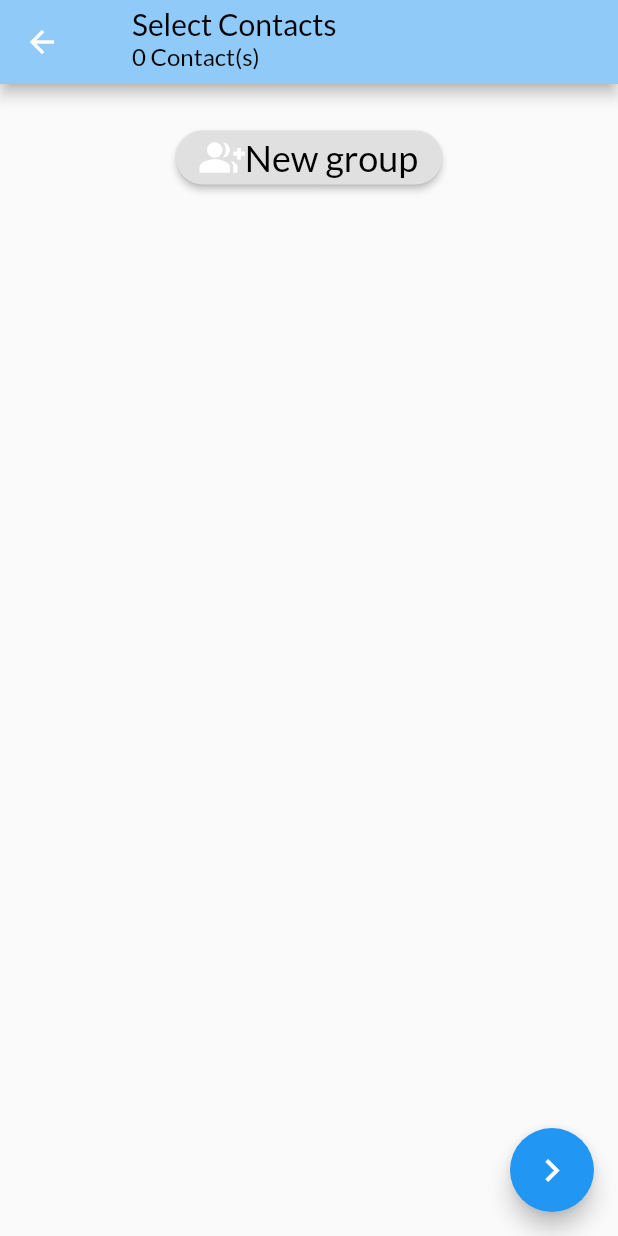
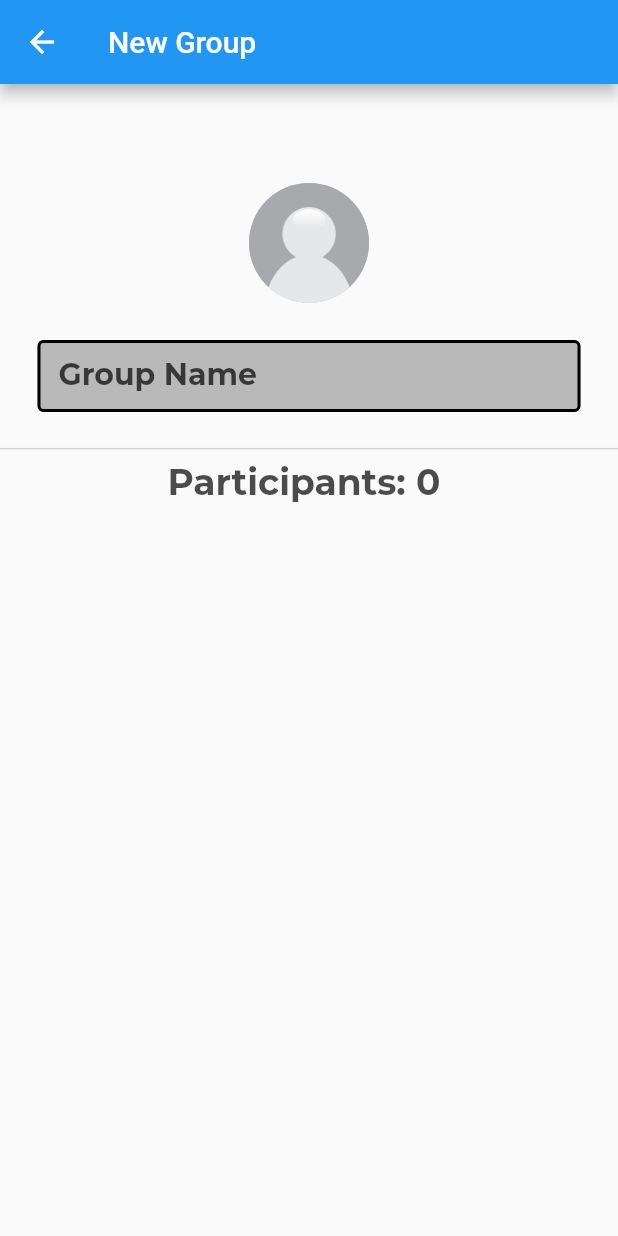
Before and after one commit to Varija-Doshi/ChatApp-, a Flutter app: the ContactsPage screen opened directly, after a tap on the "navigate next" icon, on a phone screen of 412 x 824 dp. Run offline on Flutter 3.47's test engine with Material 2 defaults, Android fonts, the phone set to English and light mode, and no system bars; our stand-ins replace contacts_service, firebase_auth, firebase_core, flutter_svg, google_fonts, image_picker and 3 more; accounts and stored records are empty.

Commit message:
New Group - 01-05-2021

```diff
--- a/lib/notes.txt
+++ b/lib/notes.txt
@@ -2,6 +2,7 @@ Varija
 - Dark mode (button like telegram) {Left/Bottom arguments remove karne pe it works}
 - Log out
 - validators for phone number text field
+- Add the search contact txt field
 
 Future plans:
 - Self messaging
--- a/lib/screens/contacts_page.dart
+++ b/lib/screens/contacts_page.dart
@@ -1,6 +1,7 @@
 import 'package:flutter/material.dart';
 import 'package:contacts_service/contacts_service.dart';
 import 'package:google_fonts/google_fonts.dart';
+import 'package:ChatApp/screens/newgroup.dart';
 
 // the list tiles are not having a rounded shape
 class ContactsPage extends StatefulWidget {
@@ -194,7 +195,13 @@ class _ContactsPageState extends State<ContactsPage> {
   Widget build(BuildContext context) {
     return Scaffold(
       floatingActionButton: FloatingActionButton(
-        onPressed: () {},
+        onPressed: () {
+          Navigator.push(
+                  context,
+                  MaterialPageRoute(
+                      builder: (context) =>
+                          NewGroup(_selectedContacts)));
+        },
         child: Icon(Icons.navigate_next, size: 30, color: Colors.white),
       ),
       appBar: AppBar(
--- /dev/null
+++ b/lib/screens/newgroup.dart
@@ -0,0 +1,218 @@
+import 'package:flutter/material.dart';
+import 'package:contacts_service/contacts_service.dart';
+import 'package:google_fonts/google_fonts.dart';
+import 'package:flutter_svg/flutter_svg.dart';
+import 'package:image_picker/image_picker.dart';
+import 'dart:io' as drt;
+
+class NewGroup extends StatefulWidget {
+  final List<Contact> selectedContacts;
+  NewGroup(this.selectedContacts);
+  @override
+  State<StatefulWidget> createState() => _NewGroupState();
+}
+
+class _NewGroupState extends State<NewGroup> {
+  final TextEditingController _grpNameController = TextEditingController();
+  static drt.File _image;
+  static var image;
+  bool imagetype;
+
+  Future _getImage() async {
+    if (imagetype)
+      image = await ImagePicker.pickImage(source: ImageSource.camera);
+    else
+      image = await ImagePicker.pickImage(source: ImageSource.gallery);
+    setState(() {
+      if (image != null) {
+        _image = image;
+      }
+    });
+  }
+
+  Future<void> openPhotoDialog() async {
+    return showDialog(
+      barrierDismissible: true,
+      context: context,
+      builder: (_) {
+        return AlertDialog(
+          title: Text("Choose",
+              textAlign: TextAlign.center,
+              style: GoogleFonts.roboto(
+                  fontSize: 24,
+                  fontWeight: FontWeight.bold,
+                  color: Colors.black)),
+          content: Row(
+              mainAxisAlignment: MainAxisAlignment.spaceEvenly,
+              children: <Widget>[
+                Column(
+                  mainAxisSize: MainAxisSize.min,
+                  children: [
+                    IconButton(
+                      iconSize: 40,
+                      icon: Icon(Icons.camera_alt),
+                      onPressed: () {
+                        setState(() {
+                          imagetype = true;
+                        });
+                        Navigator.of(context).pop();
+                        _getImage();
+                      },
+                      tooltip: "Camera",
+                    ),
+                    Text("Camera",
+                        style: GoogleFonts.roboto(
+                            fontSize: 24,
+                            fontWeight: FontWeight.bold,
+                            color: Colors.black)),
+                  ],
+                ),
+                Column(
+                  mainAxisSize: MainAxisSize.min,
+                  children: [
+                    IconButton(
+                      iconSize: 40,
+                      icon: Icon(Icons.photo),
+                      onPressed: () {
+                        setState(() {
+                          imagetype = false;
+                        });
+                        Navigator.of(context).pop();
+                        _getImage();
+                      },
+                      tooltip: "Gallery",
+                    ),
+                    Text("Gallery",
+                        style: GoogleFonts.roboto(
+                            fontSize: 24,
+                            fontWeight: FontWeight.bold,
+                            color: Colors.black)),
+                  ],
+                ),
+              ]),
+        );
+      },
+    );
+  }
+
+  Widget listView() {
+    return ListView.builder(
+      shrinkWrap: true,
+      itemCount: widget.selectedContacts.length,
+      itemBuilder: (context, i) {
+        return widget.selectedContacts[i].avatar != null &&
+                widget.selectedContacts[i].avatar.isNotEmpty
+            ? Row(
+                children: <Widget>[
+                  Column(
+                    children: <Widget>[
+                      CircleAvatar(
+                        backgroundImage:
+                            MemoryImage(widget.selectedContacts[i].avatar),
+                      ),
+                      Text(widget.selectedContacts[i].displayName),
+                    ],
+                  ),
+                  SizedBox(width: 10),
+                ],
+              )
+            : Row(
+                children: <Widget>[
+                  Column(
+                    children: <Widget>[
+                      CircleAvatar(
+                        child: Text(widget.selectedContacts[i].initials(),
+                            style: TextStyle(color: Colors.white)),
+                        backgroundColor: Theme.of(context).accentColor,
+                      ),
+                      Text(widget.selectedContacts[i].displayName),
+                    ],
+                  ),
+                  SizedBox(width: 10),
+                ],
+              );
+      },
+    );
+  }
+
+  @override
+  Widget build(BuildContext context) {
+    return Scaffold(
+      appBar: AppBar(
+        title: Text("New Group"),
+      ),
+      body: Column(
+        crossAxisAlignment: CrossAxisAlignment.center,
+        children: <Widget>[
+          SizedBox(
+            height: MediaQuery.of(context).size.height * 0.08,
+          ),
+          GestureDetector(
+            onTap: () {
+              openPhotoDialog();
+            },
+            child: CircleAvatar(
+              radius: 40,
+              backgroundColor: Colors.grey[400],
+              backgroundImage: _image == null
+                  ? AssetImage('Assets/Images/30916342.jpg')
+                  : image,
+            ),
+          ),
+          SizedBox(
+            height: MediaQuery.of(context).size.height * 0.03,
+          ),
+          SizedBox(
+            width: MediaQuery.of(context).size.width - 50,
+            child: TextField(
+              style: GoogleFonts.roboto(
+                fontSize: 24,
+                fontWeight: FontWeight.bold,
+                color: Colors.black,
+              ),
+              controller: _grpNameController,
+              decoration: InputDecoration(
+                labelStyle: GoogleFonts.montserrat(
+                  color: Colors.black.withOpacity(0.7),
+                  fontWeight: FontWeight.bold,
+                  fontSize: 20,
+                ),
+                border: UnderlineInputBorder(borderSide: BorderSide.none),
+                labelText: "Group Name",
+                floatingLabelBehavior: FloatingLabelBehavior.auto,
+                filled: true,
+                enabled: true,
+                focusedBorder: OutlineInputBorder(
+                    borderSide: BorderSide(color: Colors.black, width: 2.0)),
+                fillColor: Colors.grey.withOpacity(0.7),
+                enabledBorder: OutlineInputBorder(
+                    borderSide: BorderSide(color: Colors.black, width: 2.0)),
+                contentPadding:
+                    const EdgeInsets.only(left: 14.0, bottom: 10.0, top: 10.0),
+              ),
+            ),
+          ),
+          SizedBox(
+            height: MediaQuery.of(context).size.height * 0.02,
+          ),
+          Divider(
+            color: Colors.grey[350],
+            thickness: 1.0,
+          ),
+          Text(
+            "Participants: ${widget.selectedContacts.length} ",
+            style: GoogleFonts.montserrat(
+              color: Colors.black.withOpacity(0.7),
+              fontWeight: FontWeight.bold,
+              fontSize: 24,
+            ),
+          ),
+          Padding(
+            padding: EdgeInsets.all(20),
+            child: listView(),
+          ),
+        ],
+      ),
+    );
+  }
+}
```
Also changed, not shown: lib/screens/home.dart (+13 -5 lines).
